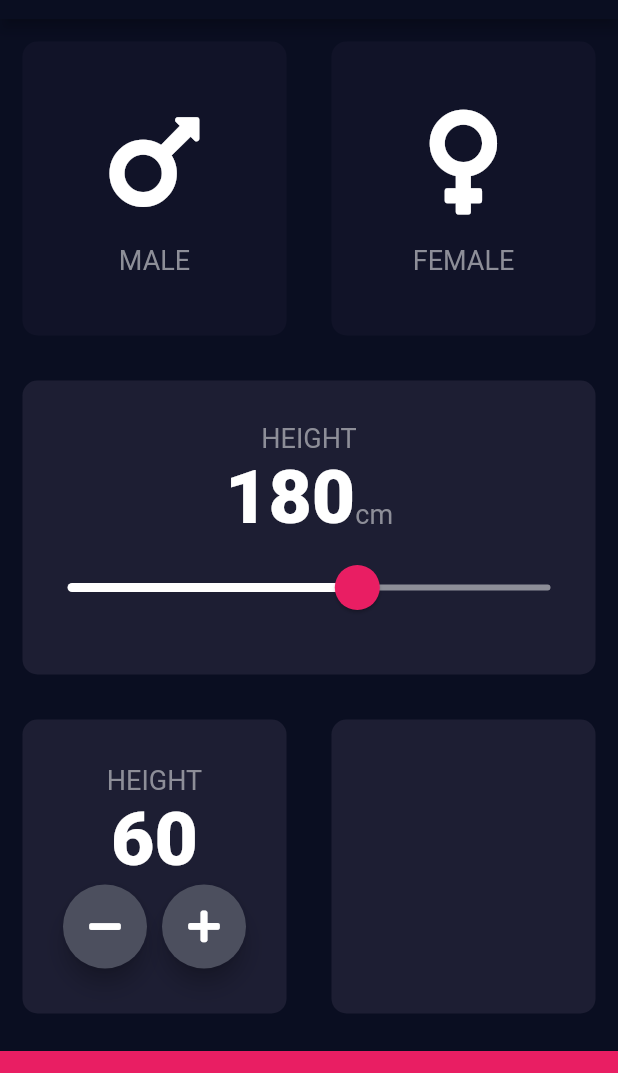
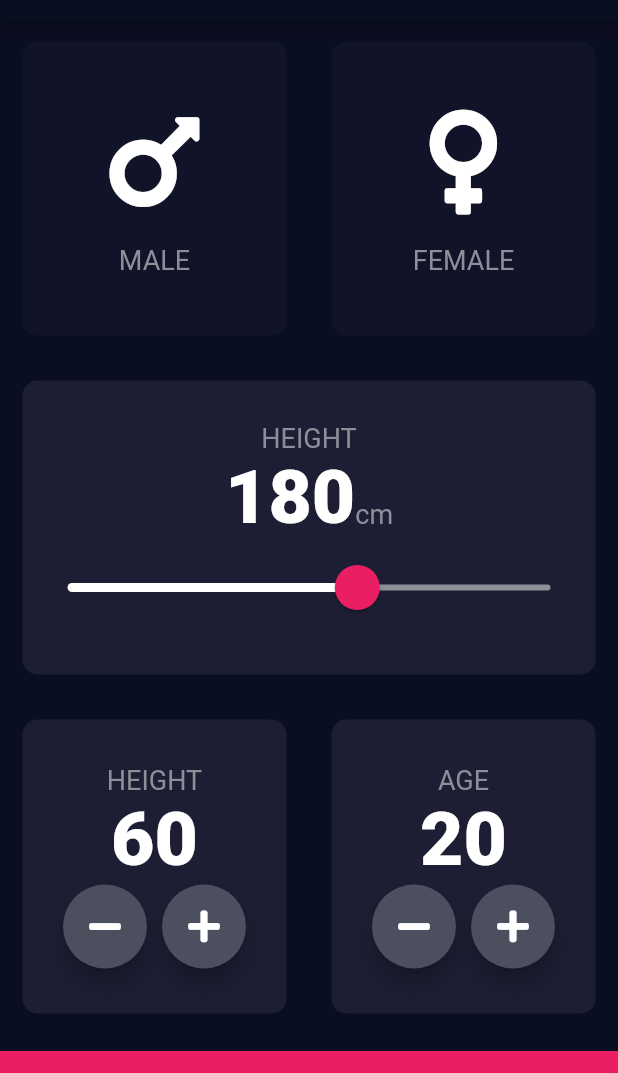
Before and after one commit to Tarlochan5268/BMI_Calculator_Flutter, a Flutter app: the screen it shows after launch, on a phone screen of 412 x 824 dp, the part 65-1138 px from its top. Run offline on Flutter 3.47's test engine with Material 2 defaults, Android fonts, the phone set to English and light mode, and no system bars; our stand-ins replace font_awesome_flutter.

Commit message:
Implementing our custom Rounded Icon Button in the Age Card

```diff
--- a/lib/inputPage.dart
+++ b/lib/inputPage.dart
@@ -16,6 +16,7 @@ class _InputPageState extends State<InputPage> {
   Gender selectedGender;
   int height = 180;
   int weight = 60;
+  int age = 20;
   @override
   Widget build(BuildContext context) {
     return Scaffold(
@@ -163,6 +164,45 @@ class _InputPageState extends State<InputPage> {
                 Expanded(
                   child: ReusableCard(
                     colour: kActiveCardColour,
+                    cardChild: Column(
+                      mainAxisAlignment: MainAxisAlignment.center,
+                      crossAxisAlignment: CrossAxisAlignment.center,
+                      children: <Widget>[
+                        Text(
+                          'AGE',
+                          style: kLabelTextStyle,
+                        ),
+                        Text(
+                          age.toString(),
+                          style: kNumberTextStyle,
+                        ),
+                        Row(
+                          crossAxisAlignment: CrossAxisAlignment.center,
+                          mainAxisAlignment: MainAxisAlignment.center,
+                          children: <Widget>[
+                            RoundIconCustomBottom(
+                              icon: FontAwesomeIcons.minus,
+                              onPressed: () {
+                                setState(() {
+                                  age--;
+                                });
+                              },
+                            ),
+                            SizedBox(
+                              width: 10,
+                            ),
+                            RoundIconCustomBottom(
+                              icon: FontAwesomeIcons.plus,
+                              onPressed: () {
+                                setState(() {
+                                  age++;
+                                });
+                              },
+                            )
+                          ],
+                        ),
+                      ],
+                    ),
                   ),
                 ),
               ],
```
